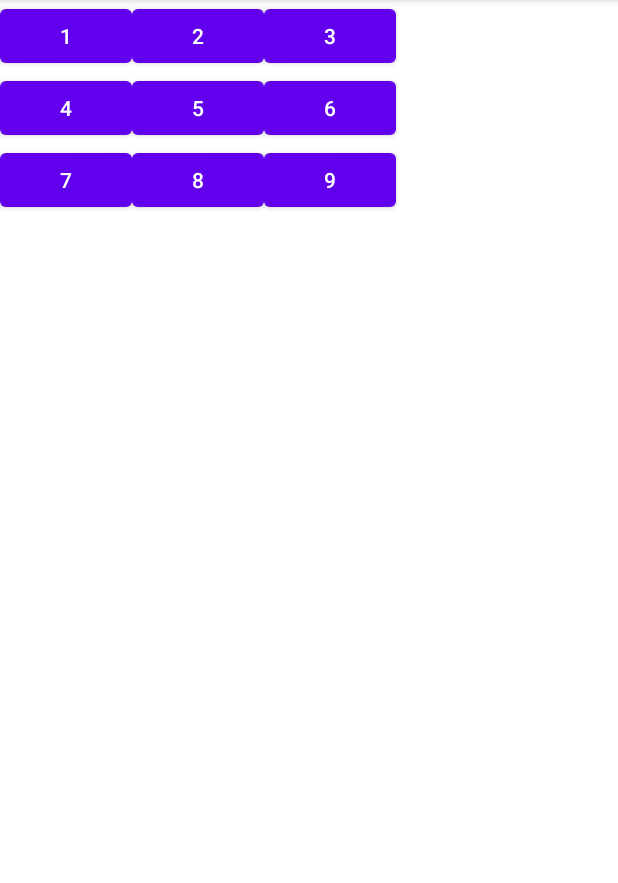
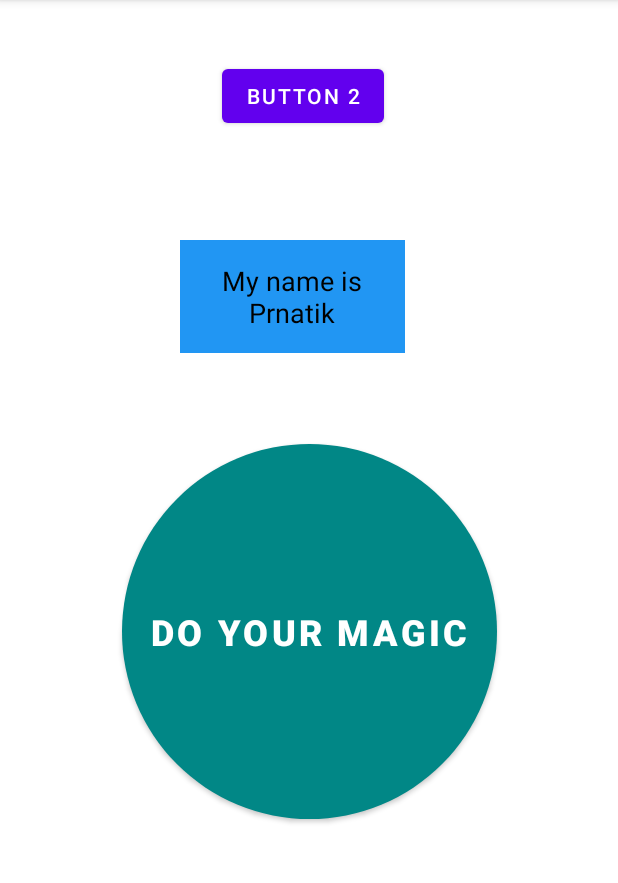
Before and after one commit to Prantik335/my-learning, an Android app: the screen it shows after launch (MainActivity), on a phone screen of 412 x 824 dp, the part 84-967 px from its top. Run offline under Robolectric (Android 15) with nearby library versions, the phone set to English and light mode, and no system bars.

Commit message:
section 3: -Button

```diff
--- a/android-studio/first-project/app/src/main/java/me/prantik/firstproject/MainActivity.java
+++ b/android-studio/first-project/app/src/main/java/me/prantik/firstproject/MainActivity.java
@@ -2,15 +2,44 @@ package me.prantik.firstproject;
 
 import androidx.appcompat.app.AppCompatActivity;
 
+import android.graphics.Color;
 import android.os.Bundle;
+import android.view.View;
 import android.widget.Button;
+import android.widget.TextView;
 
 public class MainActivity extends AppCompatActivity {
+
+    TextView myText;
+    Button magicButton;
 
     @Override
     protected void onCreate(Bundle savedInstanceState) {
         super.onCreate(savedInstanceState);
         setContentView(R.layout.activity_main);
 
+        myText = findViewById(R.id.myText);
+
+        myText.setTextColor(Color.BLACK);
+        myText.setText("My name is Prnatik");
+        myText.setOnClickListener(new View.OnClickListener() {
+            @Override
+            public void onClick(View view) {
+                myText.setTextColor(Color.WHITE);
+                myText.setBackgroundColor(Color.BLACK);
+            }
+        });
+
+        magicButton = findViewById(R.id.domagic);
+
+        magicButton.setOnClickListener(new View.OnClickListener() {
+            @Override
+            public void onClick(View view) {
+                magicButton.setBackgroundColor(Color.BLACK);
+                myText.setText("I am a programmer.");
+                myText.setVisibility(View.INVISIBLE);
+            }
+        });
+
     }
 }
--- a/android-studio/first-project/app/src/main/res/drawable/button_shape.xml
+++ b/android-studio/first-project/app/src/main/res/drawable/button_shape.xml
@@ -1,4 +1,7 @@
 <?xml version="1.0" encoding="utf-8"?>
-<selector xmlns:android="http://schemas.android.com/apk/res/android">
+<shape xmlns:android="http://schemas.android.com/apk/res/android"
+    android:shape="oval">
 
-</selector>
+    <solid android:color="@color/teal_700"></solid>
+
+</shape>
--- a/android-studio/first-project/app/src/main/res/layout/activity_main.xml
+++ b/android-studio/first-project/app/src/main/res/layout/activity_main.xml
@@ -1,78 +1,49 @@
 <?xml version="1.0" encoding="utf-8"?>
-<TableLayout xmlns:android="http://schemas.android.com/apk/res/android"
+<androidx.constraintlayout.widget.ConstraintLayout xmlns:android="http://schemas.android.com/apk/res/android"
     xmlns:app="http://schemas.android.com/apk/res-auto"
     xmlns:tools="http://schemas.android.com/tools"
     android:layout_width="match_parent"
     android:layout_height="match_parent"
-    android:orientation="vertical"
+    android:clickable="true"
     tools:context=".MainActivity">
 
-    <TableRow
-        android:layout_width="match_parent"
-        android:layout_height="match_parent" >
+    <TextView
+        android:id="@+id/myText"
+        android:layout_width="150dp"
+        android:layout_height="75dp"
+        android:layout_marginStart="120dp"
+        android:layout_marginTop="160dp"
+        android:background="#2196F3"
+        android:gravity="center"
+        android:text="Hello world to the human"
+        android:textColor="#FFFFFF"
+        android:textSize="18sp"
+        app:layout_constraintStart_toStartOf="parent"
+        app:layout_constraintTop_toTopOf="parent" />
 
-        <Button
-            android:id="@+id/button6"
-            android:layout_width="wrap_content"
-            android:layout_height="wrap_content"
-            android:text="1" />
+    <Button
+        android:id="@+id/domagic"
+        android:layout_width="250dp"
+        android:layout_height="250dp"
+        android:layout_marginTop="296dp"
+        android:background="@drawable/button_shape"
+        android:text="Do your magic"
+        android:textColor="@color/white"
+        android:textSize="24sp"
+        android:textStyle="bold"
+        android:visibility="visible"
+        app:backgroundTint="@null"
+        app:layout_constraintEnd_toEndOf="parent"
+        app:layout_constraintStart_toStartOf="parent"
+        app:layout_constraintTop_toTopOf="parent" />
 
-        <Button
-            android:id="@+id/button8"
-            android:layout_width="wrap_content"
-            android:layout_height="wrap_content"
-            android:text="2" />
+    <Button
+        android:layout_width="wrap_content"
+        android:layout_height="wrap_content"
+        android:layout_marginStart="148dp"
+        android:layout_marginTop="40dp"
+        android:text="Button 2"
+        app:layout_constraintStart_toStartOf="parent"
+        app:layout_constraintTop_toTopOf="parent" />
 
-        <Button
-            android:id="@+id/button7"
-            android:layout_width="wrap_content"
-            android:layout_height="wrap_content"
-            android:text="3" />
-    </TableRow>
-
-    <TableRow
-        android:layout_width="match_parent"
-        android:layout_height="match_parent" >
-
-        <Button
-            android:id="@+id/button9"
-            android:layout_width="wrap_content"
-            android:layout_height="wrap_content"
-            android:text="4" />
-
-        <Button
-            android:id="@+id/button11"
-            android:layout_width="wrap_content"
-            android:layout_height="wrap_content"
-            android:text="5" />
-
-        <Button
-            android:id="@+id/button10"
-            android:layout_width="wrap_content"
-            android:layout_height="wrap_content"
-            android:text="6" />
-    </TableRow>
-
-    <TableRow
-        android:layout_width="match_parent"
-        android:layout_height="match_parent" >
-
-        <Button
-            android:id="@+id/button12"
-            android:layout_width="wrap_content"
-            android:layout_height="wrap_content"
-            android:text="7" />
-
-        <Button
-            android:id="@+id/button13"
-            android:layout_width="wrap_content"
-            android:layout_height="wrap_content"
-            android:text="8" />
-
-        <Button
-            android:id="@+id/button14"
-            android:layout_width="wrap_content"
-            android:layout_height="wrap_content"
-            android:text="9" />
-    </TableRow>
-</TableLayout>
+</androidx.constraintlayout.widget.ConstraintLayout>
```
